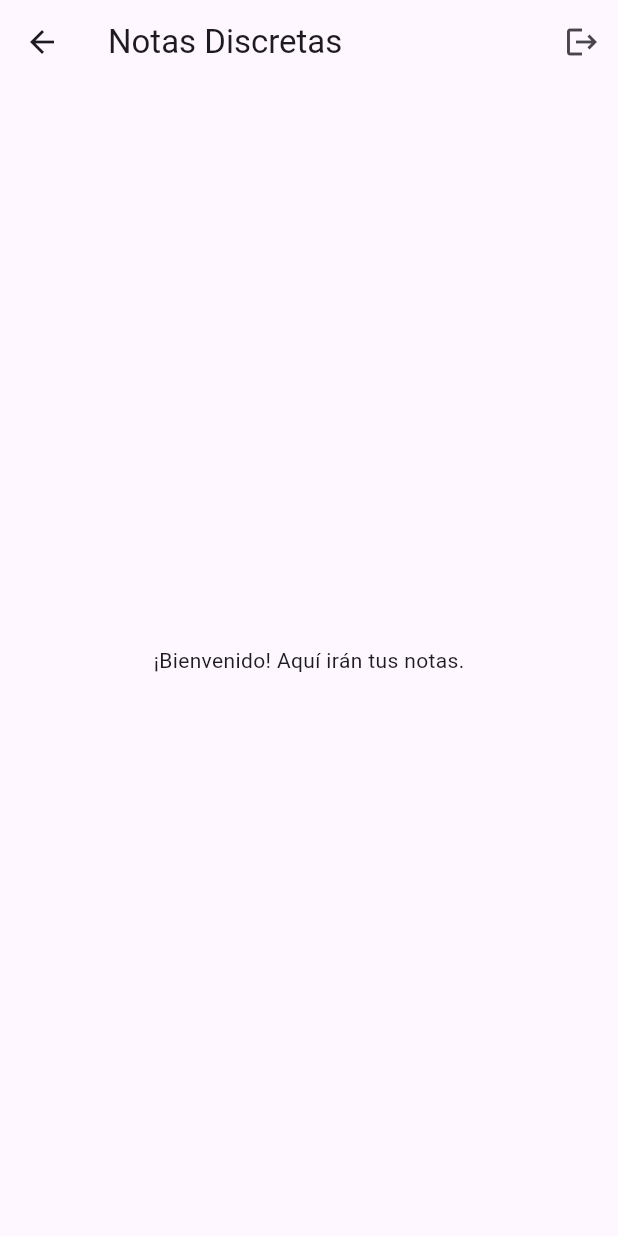
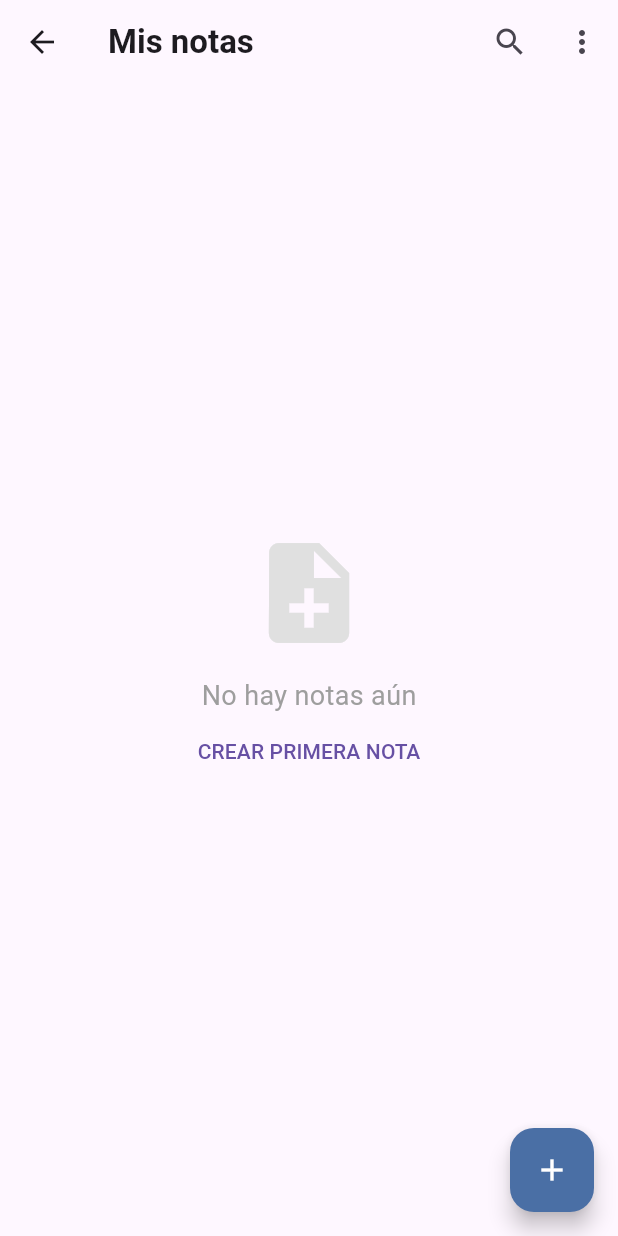
Before and after one commit to Marlon042/Notas-discretas1, a Flutter app: the HomeScreen screen opened by its route, on a phone screen of 412 x 824 dp. Run offline on Flutter 3.47's test engine with Material 3 defaults, Android fonts, the phone set to English and light mode, and no system bars; our stand-ins replace bloc, equatable, firebase_auth, firebase_core, flutter_bloc; accounts and stored records are empty.

Commit message:
Update home_screen.dart
Home actualizado

```diff
--- a/lib/features/auth/screens/home_screen.dart
+++ b/lib/features/auth/screens/home_screen.dart
@@ -1,3 +1,4 @@
+// lib/features/notes/screens/home_screen.dart
 import 'package:flutter/material.dart';
 import 'package:flutter_bloc/flutter_bloc.dart';
 import 'package:prueba/features/auth/bloc/auth_bloc.dart';
@@ -9,17 +10,54 @@ class HomeScreen extends StatelessWidget {
   Widget build(BuildContext context) {
     return Scaffold(
       appBar: AppBar(
-        title: const Text('Notas Discretas'),
+        title: const Text(
+          'Mis notas',
+          style: TextStyle(fontWeight: FontWeight.bold),
+        ),
         actions: [
           IconButton(
-            icon: const Icon(Icons.logout),
-            onPressed: () {
-              context.read<AuthBloc>().add(SignOutRequested());
+            icon: const Icon(Icons.search),
+            onPressed: () => Navigator.pushNamed(context, '/search'),
+          ),
+          PopupMenuButton(
+            itemBuilder:
+                (context) => [
+                  const PopupMenuItem(
+                    value: 'logout',
+                    child: Text('Cerrar sesión'),
+                  ),
+                ],
+            onSelected: (value) {
+              if (value == 'logout') {
+                context.read<AuthBloc>().add(SignOutRequested());
+                Navigator.pushReplacementNamed(context, '/login');
+              }
             },
           ),
         ],
       ),
-      body: const Center(child: Text('¡Bienvenido! Aquí irán tus notas.')),
+      floatingActionButton: FloatingActionButton(
+        backgroundColor: const Color(0xFF4A6FA5),
+        child: const Icon(Icons.add, color: Colors.white),
+        onPressed: () => Navigator.pushNamed(context, '/edit-note'),
+      ),
+      body: Center(
+        child: Column(
+          mainAxisAlignment: MainAxisAlignment.center,
+          children: [
+            Icon(Icons.note_add, size: 80, color: Colors.grey[300]),
+            const SizedBox(height: 16),
+            const Text(
+              'No hay notas aún',
+              style: TextStyle(fontSize: 18, color: Colors.grey),
+            ),
+            TextButton(
+              onPressed: () => Navigator.pushNamed(context, '/edit-note'),
+              child: const Text('CREAR PRIMERA NOTA'),
+            ),
+          ],
+        ),
+      ),
     );
   }
 }
```
